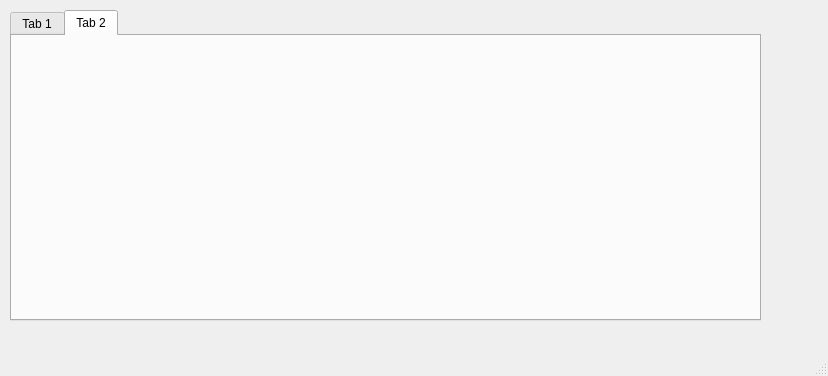
Old version of the form scripts/untitled.ui in the repository Dominare/Stab_Project.
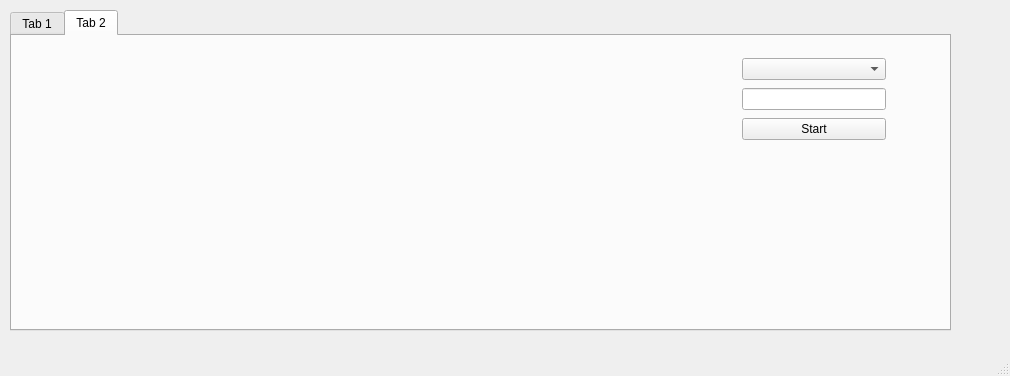
New version of the form. The open tabs and pages were chosen to show the change.

Patch:
```diff
--- a/scripts/untitled.ui
+++ b/scripts/untitled.ui
@@ -6,7 +6,7 @@
    <rect>
     <x>0</x>
     <y>0</y>
-    <width>828</width>
+    <width>1010</width>
     <height>376</height>
    </rect>
   </property>
@@ -19,8 +19,8 @@
      <rect>
       <x>10</x>
       <y>10</y>
-      <width>751</width>
-      <height>311</height>
+      <width>941</width>
+      <height>321</height>
      </rect>
     </property>
     <property name="currentIndex">
@@ -134,6 +134,31 @@
        </rect>
       </property>
      </widget>
+     <widget class="QWidget" name="">
+      <property name="geometry">
+       <rect>
+        <x>730</x>
+        <y>20</y>
+        <width>144</width>
+        <height>89</height>
+       </rect>
+      </property>
+      <layout class="QVBoxLayout" name="verticalLayout_2">
+       <item>
+        <widget class="QComboBox" name="comboBox_2"/>
+       </item>
+       <item>
+        <widget class="QLineEdit" name="lineEdit_2"/>
+       </item>
+       <item>
+        <widget class="QPushButton" name="start_btn">
+         <property name="text">
+          <string>Start</string>
+         </property>
+        </widget>
+       </item>
+      </layout>
+     </widget>
     </widget>
    </widget>
   </widget>
```
Left out of the diff: 4 changed lines with no effect on the pictures.
